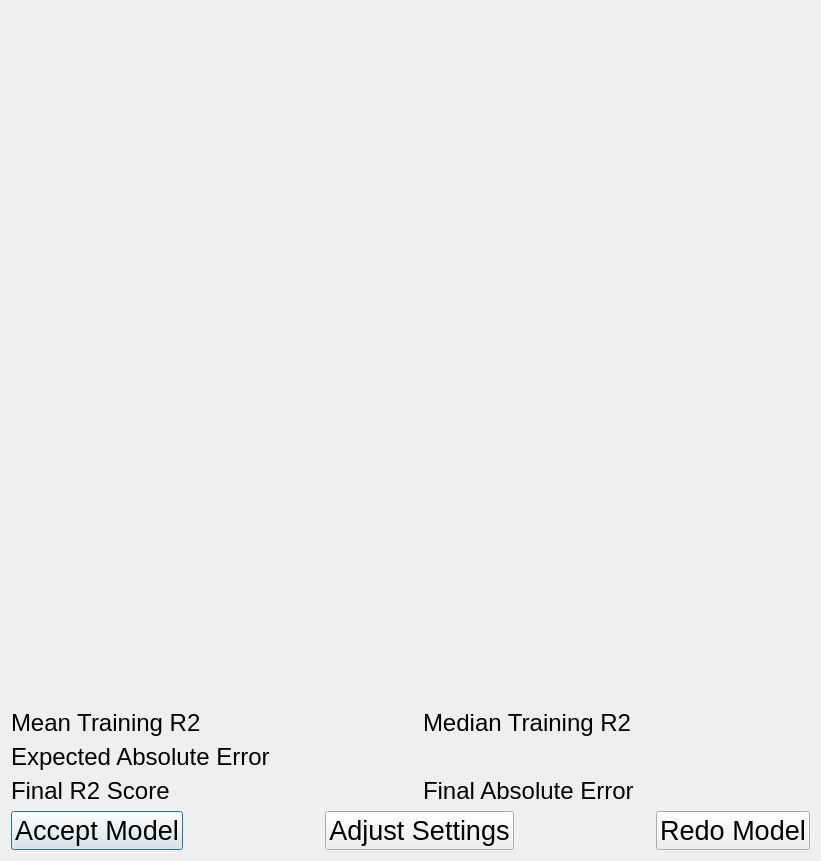
The window that Model_Training_Viewer.ui (UofUMetabolomicsCore/QSRR_Automator) describes before a commit, drawn with Qt 5.
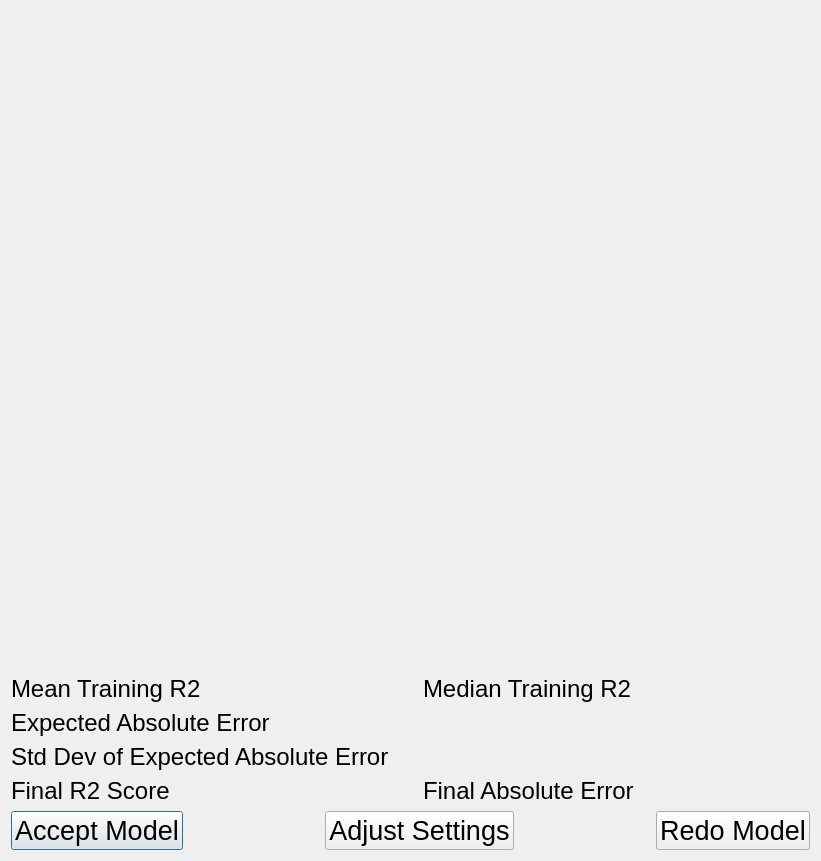
The same window after the commit.

Diff of the .ui file:
```diff
--- a/Model_Training_Viewer.ui
+++ b/Model_Training_Viewer.ui
@@ -84,7 +84,25 @@
      </property>
     </widget>
    </item>
-   <item row="3" column="0" colspan="3">
+   <item row="3" column="0" colspan="6">
+    <widget class="QLabel" name="std_dev_mae_cv">
+     <property name="sizePolicy">
+      <sizepolicy hsizetype="Preferred" vsizetype="Minimum">
+       <horstretch>0</horstretch>
+       <verstretch>0</verstretch>
+      </sizepolicy>
+     </property>
+     <property name="font">
+      <font>
+       <pointsize>18</pointsize>
+      </font>
+     </property>
+     <property name="text">
+      <string>Std Dev of Expected Absolute Error</string>
+     </property>
+    </widget>
+   </item>
+   <item row="4" column="0" colspan="3">
     <widget class="QLabel" name="final_r2_score">
      <property name="sizePolicy">
       <sizepolicy hsizetype="Preferred" vsizetype="Minimum">
@@ -102,7 +120,7 @@
      </property>
     </widget>
    </item>
-   <item row="3" column="3" colspan="3">
+   <item row="4" column="3" colspan="3">
     <widget class="QLabel" name="final_absolute_error">
      <property name="sizePolicy">
       <sizepolicy hsizetype="Preferred" vsizetype="Minimum">
@@ -120,7 +138,7 @@
      </property>
     </widget>
    </item>
-   <item row="4" column="0">
+   <item row="5" column="0">
     <widget class="QPushButton" name="accept_button">
      <property name="font">
       <font>
@@ -132,7 +150,7 @@
      </property>
     </widget>
    </item>
-   <item row="4" column="1">
+   <item row="5" column="1">
     <spacer name="horizontalSpacer">
      <property name="orientation">
       <enum>Qt::Horizontal</enum>
@@ -148,7 +166,7 @@
      </property>
     </spacer>
    </item>
-   <item row="4" column="2" colspan="2">
+   <item row="5" column="2" colspan="2">
     <widget class="QPushButton" name="adjust_settings_button">
      <property name="sizePolicy">
       <sizepolicy hsizetype="MinimumExpanding" vsizetype="Fixed">
@@ -166,7 +184,7 @@
      </property>
     </widget>
    </item>
-   <item row="4" column="4">
+   <item row="5" column="4">
     <spacer name="horizontalSpacer_2">
      <property name="orientation">
       <enum>Qt::Horizontal</enum>
@@ -182,7 +200,7 @@
      </property>
     </spacer>
    </item>
-   <item row="4" column="5">
+   <item row="5" column="5">
     <widget class="QPushButton" name="redo_button">
      <property name="font">
       <font>
```
